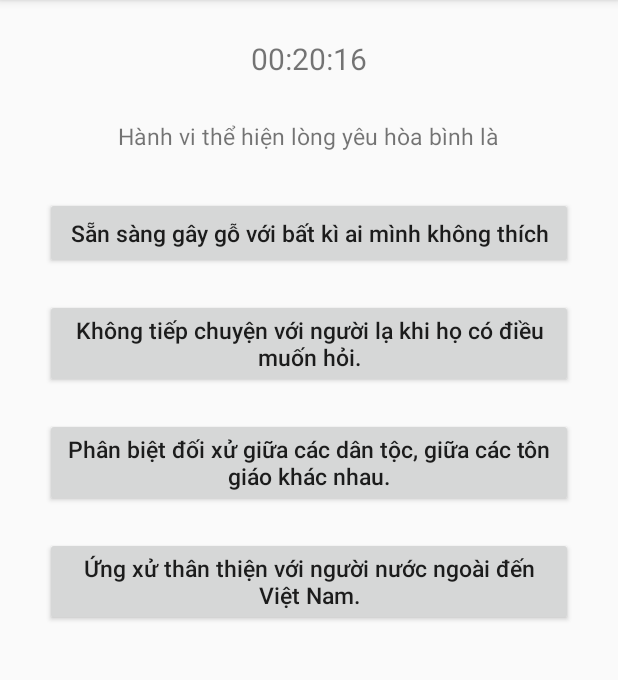
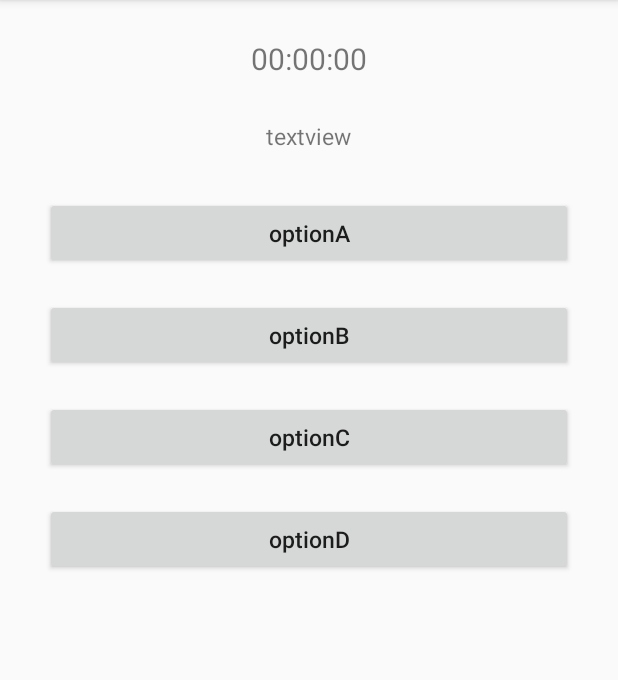
Before and after one commit to LapTrinhLTK/OnThi, an Android app: the BL_On_Luyen screen opened directly, with no data from a screen before it, on a phone screen of 412 x 824 dp, the part 84-764 px from its top. Run offline under Robolectric (Android 15) with nearby library versions, the phone set to English and light mode, and no system bars; our stand-ins replace Firebase (no records; nobody signed in at launch, a user with empty details on screens opened directly); 3 statements that could not run were skipped.

Commit message:
Check dùm Thắng

```diff
--- a/app/src/main/res/layout/activity_b_l__on__luyen.xml
+++ b/app/src/main/res/layout/activity_b_l__on__luyen.xml
@@ -10,7 +10,7 @@
         android:layout_height="wrap_content"
         android:layout_centerHorizontal="true"
         android:layout_marginTop="80dp"
-        android:text="Hành vi thể hiện lòng yêu hòa bình là"
+        android:text="textview"
         android:textAllCaps="false"
 
         android:textSize="15sp"
@@ -20,7 +20,7 @@
         android:id="@+id/btnA"
         android:layout_height="wrap_content"
         android:layout_width="match_parent"
-        android:text="Sẵn sàng gây gỗ với bất kì ai mình không thích"
+        android:text="optionA"
         android:textSize="15sp"
         android:layout_below="@id/cauhoi"
         android:layout_centerHorizontal="true"
@@ -33,7 +33,7 @@
         android:id="@+id/btnB"
         android:layout_height="wrap_content"
         android:layout_width="match_parent"
-        android:text="Không tiếp chuyện với người lạ khi họ có điều muốn hỏi."
+        android:text="optionB"
         android:textSize="15sp"
         android:layout_below="@id/btnA"
         android:layout_centerHorizontal="true"
@@ -46,7 +46,7 @@
         android:id="@+id/btnC"
         android:layout_height="wrap_content"
         android:layout_width="match_parent"
-        android:text="Phân biệt đối xử giữa các dân tộc, giữa các tôn giáo khác nhau."
+        android:text="optionC"
         android:textSize="15sp"
         android:layout_below="@id/btnB"
         android:layout_centerHorizontal="true"
@@ -59,7 +59,7 @@
         android:id="@+id/btnD"
         android:layout_height="wrap_content"
         android:layout_width="match_parent"
-        android:text="Ứng xử thân thiện với người nước ngoài đến Việt Nam."
+        android:text="optionD"
         android:textSize="15sp"
         android:layout_below="@id/btnC"
         android:layout_centerHorizontal="true"
@@ -74,7 +74,7 @@
         android:layout_height="wrap_content"
         android:layout_centerHorizontal="true"
         android:layout_marginTop="25dp"
-        android:text="00:20:16"
+        android:text="00:00:00"
         android:textAllCaps="false"
         android:textSize="20sp"
         />
```
Also changed, not shown: app/src/main/java/com/example/onthituyensinh/BL_On_Luyen.java (+28 -7 lines), app/src/main/java/com/example/onthituyensinh/GetData.java (+39 -18 lines).
